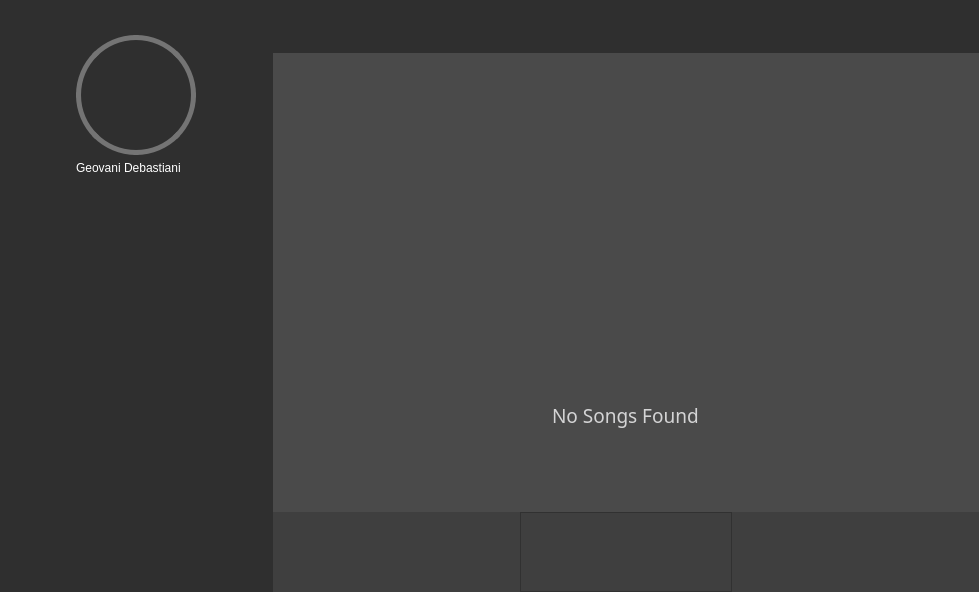
Old version of the form View/UI/Interface.ui in the repository GeovaniTech/ListenNow_V2.
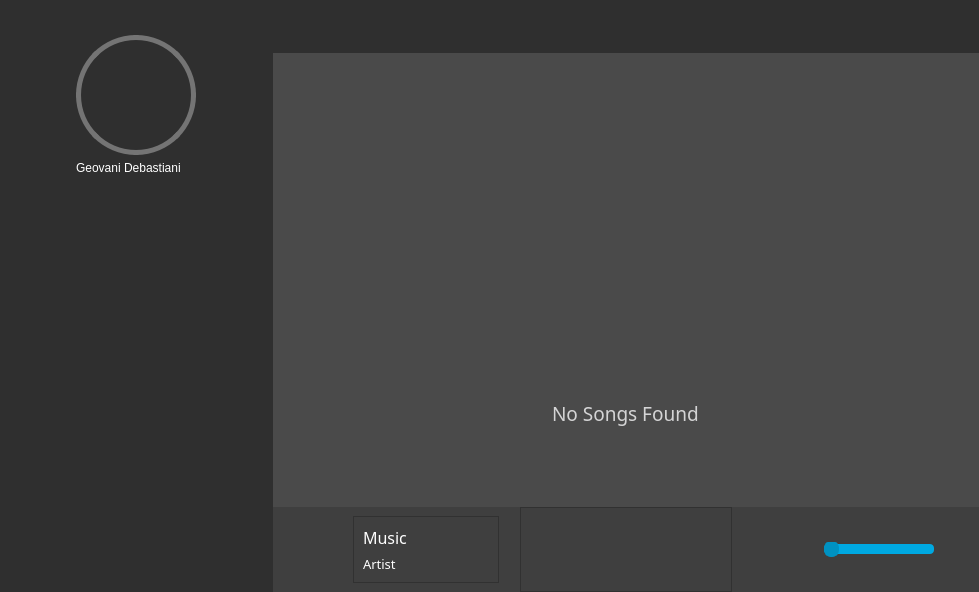
New version of the form. Icons and pictures are not drawn.

Commit message: function bar - OK

```diff
--- a/View/UI/Interface.ui
+++ b/View/UI/Interface.ui
@@ -511,6 +511,85 @@
             <property name="frameShadow">
              <enum>QFrame::Raised</enum>
             </property>
+            <layout class="QHBoxLayout" name="horizontalLayout_8">
+             <item>
+              <widget class="QFrame" name="frame_13">
+               <property name="minimumSize">
+                <size>
+                 <width>65</width>
+                 <height>65</height>
+                </size>
+               </property>
+               <property name="maximumSize">
+                <size>
+                 <width>65</width>
+                 <height>65</height>
+                </size>
+               </property>
+               <property name="styleSheet">
+                <string notr="true">background-image: url(:/icons/imagens/Logo 65x65.png);</string>
+               </property>
+               <property name="frameShape">
+                <enum>QFrame::NoFrame</enum>
+               </property>
+               <property name="frameShadow">
+                <enum>QFrame::Raised</enum>
+               </property>
+              </widget>
+             </item>
+             <item>
+              <widget class="QFrame" name="frame_14">
+               <property name="frameShape">
+                <enum>QFrame::StyledPanel</enum>
+               </property>
+               <property name="frameShadow">
+                <enum>QFrame::Raised</enum>
+               </property>
+               <layout class="QVBoxLayout" name="verticalLayout_8">
+                <item>
+                 <widget class="QLabel" name="lbl_nome_musica">
+                  <property name="font">
+                   <font>
+                    <family>Montserrat</family>
+                    <pointsize>12</pointsize>
+                    <weight>50</weight>
+                    <italic>false</italic>
+                    <bold>false</bold>
+                   </font>
+                  </property>
+                  <property name="styleSheet">
+                   <string notr="true">font: 12pt &quot;Montserrat&quot;;
+color: white;</string>
+                  </property>
+                  <property name="text">
+                   <string>Music</string>
+                  </property>
+                 </widget>
+                </item>
+                <item>
+                 <widget class="QLabel" name="lbl_nome_artista">
+                  <property name="font">
+                   <font>
+                    <family>Montserrat</family>
+                    <pointsize>10</pointsize>
+                    <weight>50</weight>
+                    <italic>false</italic>
+                    <bold>false</bold>
+                   </font>
+                  </property>
+                  <property name="styleSheet">
+                   <string notr="true">font: 10pt &quot;Montserrat&quot;;
+color: white;</string>
+                  </property>
+                  <property name="text">
+                   <string>Artist</string>
+                  </property>
+                 </widget>
+                </item>
+               </layout>
+              </widget>
+             </item>
+            </layout>
            </widget>
           </item>
           <item alignment="Qt::AlignHCenter">
@@ -615,7 +694,7 @@
             </layout>
            </widget>
           </item>
-          <item>
+          <item alignment="Qt::AlignRight">
            <widget class="QFrame" name="frame_11">
             <property name="frameShape">
              <enum>QFrame::NoFrame</enum>
@@ -623,15 +702,15 @@
             <property name="frameShadow">
              <enum>QFrame::Raised</enum>
             </property>
+            <layout class="QHBoxLayout" name="horizontalLayout_7">
+             <property name="spacing">
+              <number>9</number>
+             </property>
+             <property name="rightMargin">
+              <number>45</number>
+             </property>
+             <item>
             <widget class="QPushButton" name="pushButton_5">
-             <property name="geometry">
-              <rect>
-               <x>20</x>
-               <y>30</y>
-               <width>25</width>
-               <height>25</height>
-              </rect>
-             </property>
              <property name="minimumSize">
               <size>
                <width>25</width>
@@ -659,6 +738,45 @@
               <string/>
              </property>
             </widget>
+             </item>
+             <item>
+              <widget class="QSlider" name="volume_slider">
+               <property name="minimumSize">
+                <size>
+                 <width>110</width>
+                 <height>0</height>
+                </size>
+               </property>
+               <property name="styleSheet">
+                <string notr="true">QSlider::groove:horizontal { 
+	background-color: #00A9E2;
+	height: 10px;
+	border-radius: 4px;
+	border: 0px solid#00A9E2;
+}
+
+QSlider::handle:horizontal { 
+	background-color: #0092C2;
+	border: 2px solid #0092C2; 
+	width: 11px; 
+	height: 16px;
+	margin-top: -3px; 
+	margin-bottom: -3px;  
+	line-height: 20px; 
+	border-radius: 7px; 
+}
+
+QSlider::handle:horizontal:hover { 
+	border-radius: 7px; 
+}
+</string>
+               </property>
+               <property name="orientation">
+                <enum>Qt::Horizontal</enum>
+               </property>
+              </widget>
+             </item>
+            </layout>
            </widget>
           </item>
          </layout>
```
Lines whose indentation alone changed are shown as unchanged.
